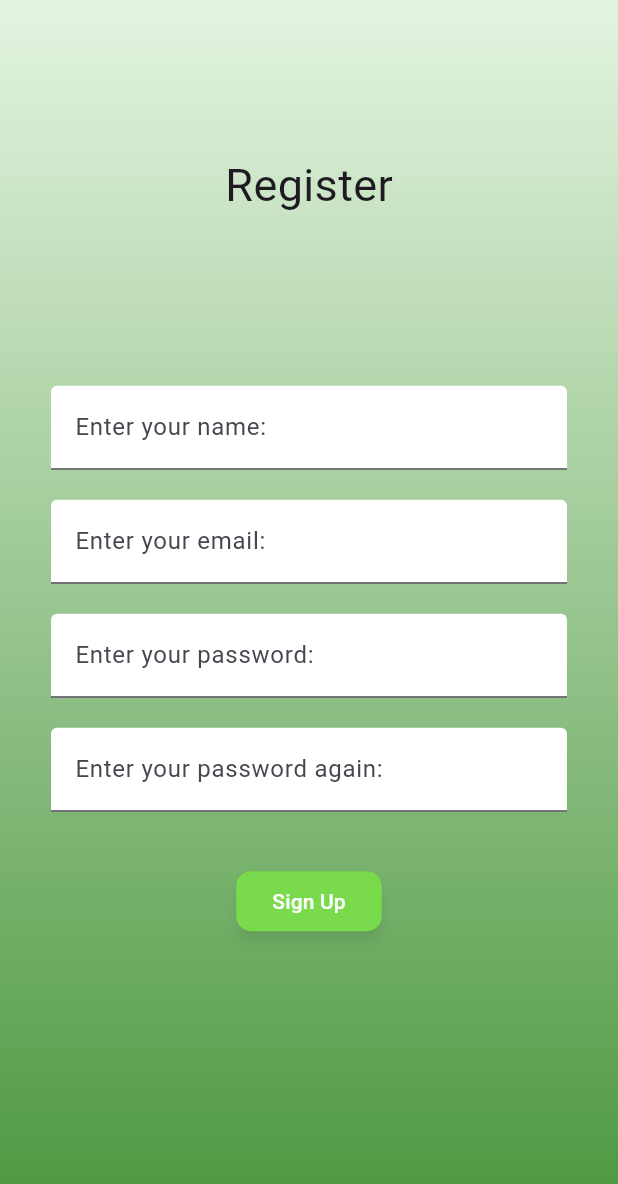
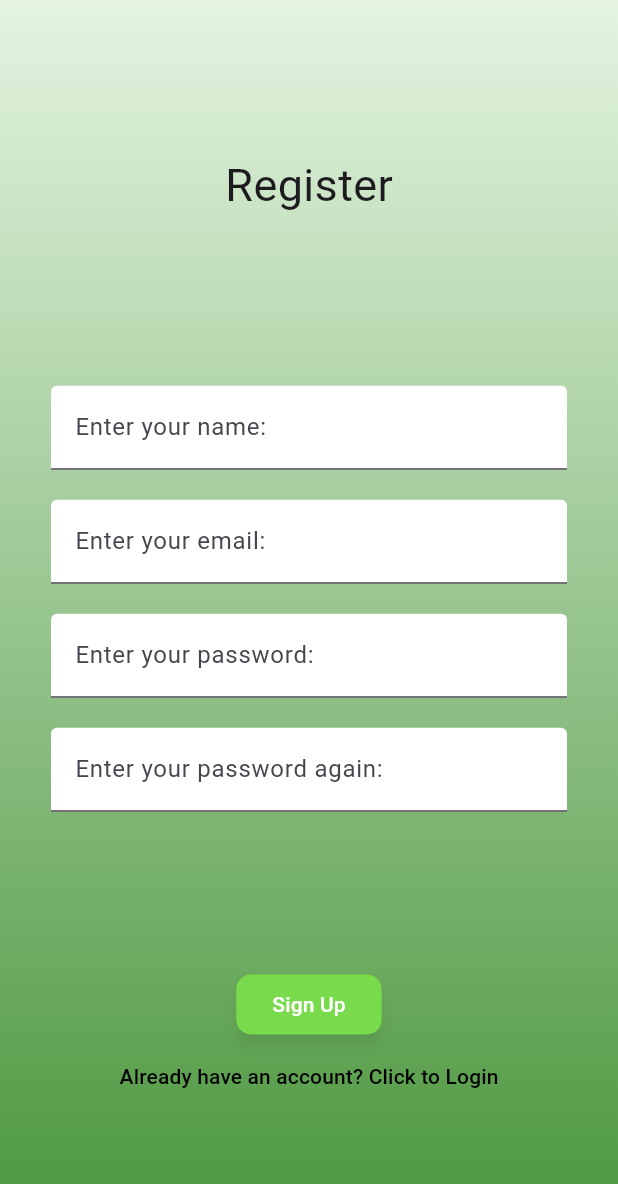
Before and after one commit to Yedidia-Bakuradze/SkillSwift, a Flutter app: the screen it shows after launch, after a tap on "Sign Up", on a phone screen of 412 x 824 dp. Shown: the top 1184 px of the screen. Run offline on Flutter 3.47's test engine with Material 3 defaults, Android fonts, the phone set to English and light mode, and no system bars; Roboto replaces fonts that are missing (Ariel).

Commit message:
Navigation from signup to login has been added

```diff
--- a/frontend/lib/Screens/RegisterScreen.dart
+++ b/frontend/lib/Screens/RegisterScreen.dart
@@ -168,8 +168,9 @@ class _RegisterScreenState extends State<RegisterScreen> {
 
                 // The submit and login buttons
                 SizedBox(
-                  height: screenHeight * 0.1,
+                  height: screenHeight * 0.2,
                   child: Column(
+                    mainAxisAlignment: MainAxisAlignment.end,
                     mainAxisSize: MainAxisSize.min,
                     children: [
                       ElevatedButton(
@@ -189,6 +190,19 @@ class _RegisterScreenState extends State<RegisterScreen> {
                           ),
                         ),
                       ),
+                      TextButton(
+                        onPressed: () => Navigator.of(context).pushReplacement(
+                          MaterialPageRoute(
+                            builder: (context) => LoginScreen(),
+                          ),
+                        ),
+                        child: Text(
+                          "Already have an account? Click to Login",
+                          style: TextStyle(
+                            color: Colors.black,
+                          ),
+                        ),
+                      )
                     ],
                   ),
                 )
```
